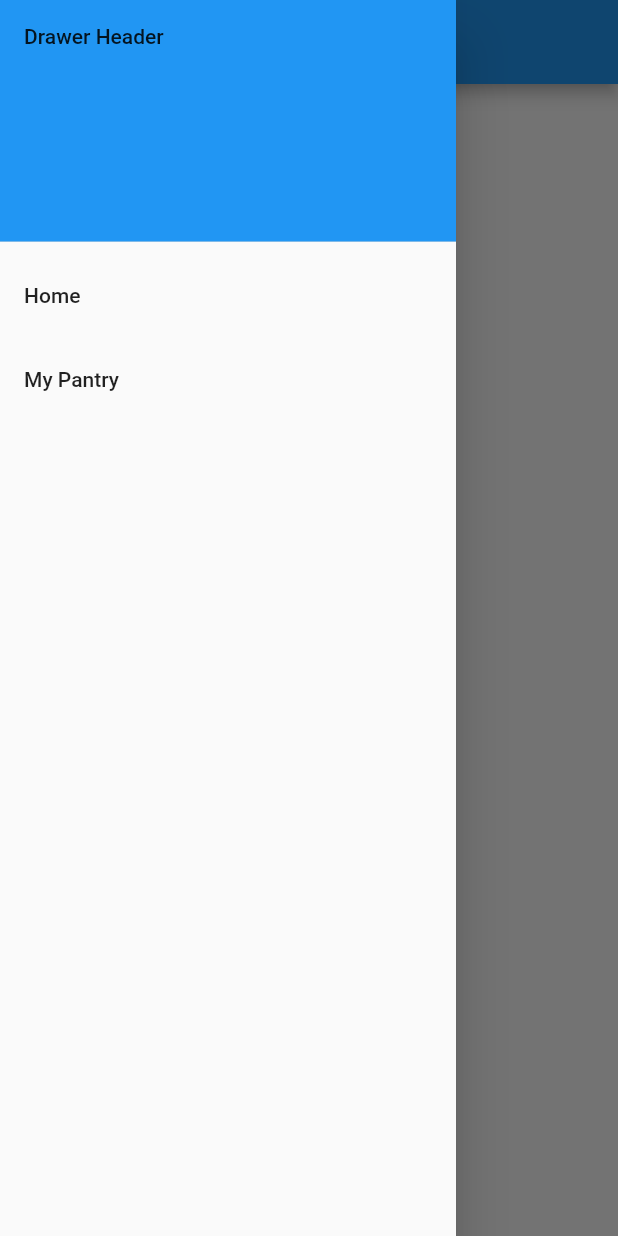
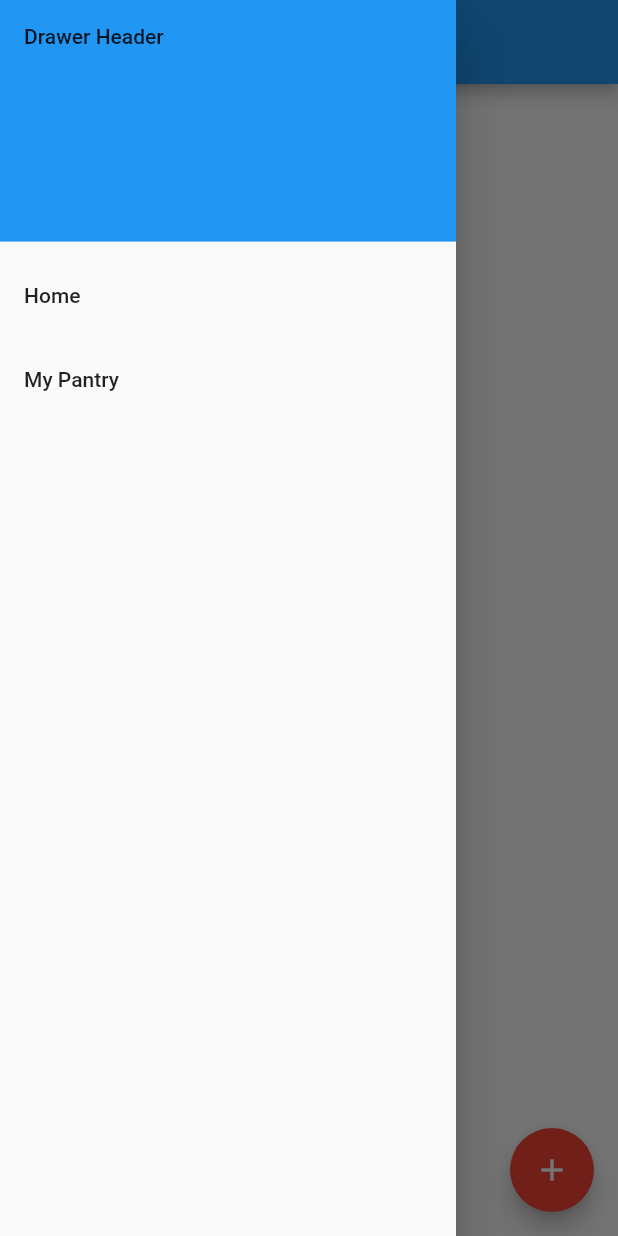
Before and after one commit to Ocaenyth/PantryMeals, a Flutter app: the screen it shows after launch, with the side drawer open, on a phone screen of 412 x 824 dp. Run offline on Flutter 3.47's test engine with Material 2 defaults, Android fonts, the phone set to English and light mode, and no system bars; our stand-ins replace fluttertoast; missing offline and left inert: barcode_scan.

Commit message:
+ Renamed pantry/home page files + Added barcode reader feature to button

```diff
--- a/pantry_meals/lib/app.dart
+++ b/pantry_meals/lib/app.dart
@@ -1,5 +1,5 @@
 import 'package:flutter/material.dart';
-import 'package:pantry_meals/pages/home.dart';
+import 'package:pantry_meals/pages/pantry/pantry_page.dart';
 
 void main() => runApp(App());
 
@@ -9,7 +9,7 @@ class App extends StatelessWidget {
     final String _title = "Pantry Meals";
     return MaterialApp(
       title: _title,
-      home: HomePage(),
+      home: PantryPage(),
     );
   }
 }
--- a/pantry_meals/lib/navigation/tiles/home_navigation_tile.dart
+++ b/pantry_meals/lib/navigation/tiles/home_navigation_tile.dart
@@ -1,5 +1,5 @@
 import 'package:flutter/material.dart';
-import 'package:pantry_meals/pages/home.dart';
+import 'package:pantry_meals/pages/home_page.dart';
 
 class HomeNavigationTile extends StatelessWidget {
   final String _title = "Home";
--- a/pantry_meals/lib/navigation/tiles/pantry_navigation_tiles.dart
+++ b/pantry_meals/lib/navigation/tiles/pantry_navigation_tiles.dart
@@ -1,5 +1,5 @@
 import 'package:flutter/material.dart';
-import 'package:pantry_meals/pages/pantry/pantry.dart';
+import 'package:pantry_meals/pages/pantry/pantry_page.dart';
 
 class PantryNavigationTile extends StatelessWidget {
   final String _title = "My Pantry";
--- /dev/null
+++ b/pantry_meals/lib/pages/pantry/pantry_page.dart
@@ -0,0 +1,32 @@
+import 'package:flutter/material.dart';
+import 'package:pantry_meals/navigation/navigation_drawer.dart';
+import 'package:pantry_meals/pages/pantry/add_food_dialog.dart';
+
+class PantryPage extends StatefulWidget {
+  @override
+  PantryPageState createState() => PantryPageState();
+}
+
+class PantryPageState extends State<PantryPage> {
+  final String _title = "My Pantry";
+
+  @override
+  Widget build(BuildContext context) {
+    return Scaffold(
+      drawer: NavigationDrawer(),
+      appBar: AppBar(
+        title: Text(_title),
+      ),
+      floatingActionButton: FloatingActionButton(
+        onPressed: _openAddFoodDialog,
+        child: Icon(Icons.add),
+        backgroundColor: Colors.red,
+      ),
+//      body: AddFoodDialog(),
+    );
+  }
+
+  void _openAddFoodDialog() {
+    showDialog(context: context, builder: (_) => AddFoodDialog());
+  }
+}
```
Also changed, not shown: pantry_meals/lib/pages/pantry/add_food_barcode_button.dart (+18 -3 lines), pantry_meals/lib/pages/pantry/pantry.dart (deleted, +0 -68 lines), pantry_meals/lib/pages/home_page.dart (renamed from pantry_meals/lib/pages/home.dart).
